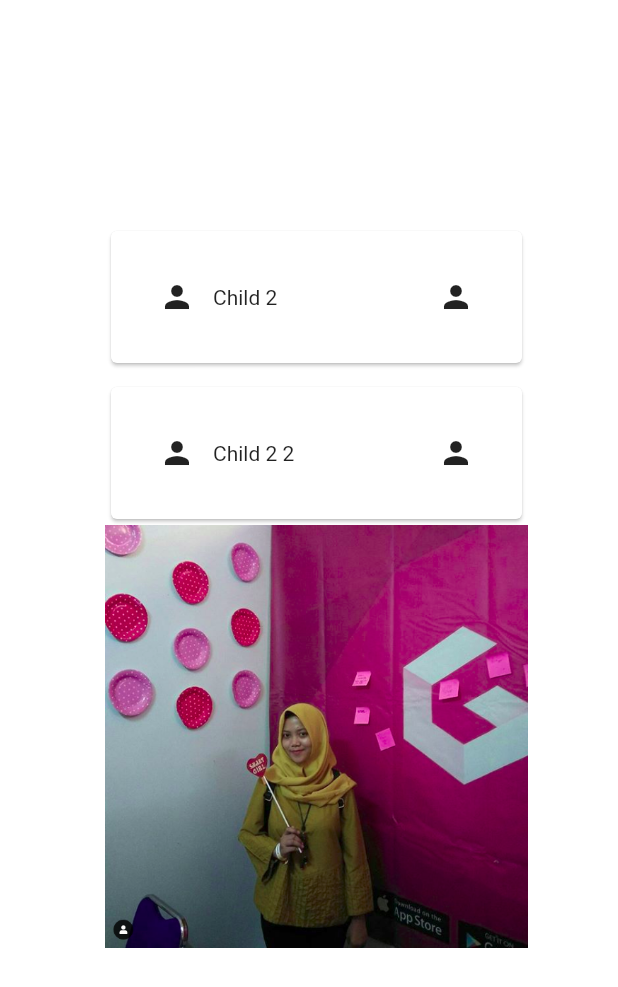
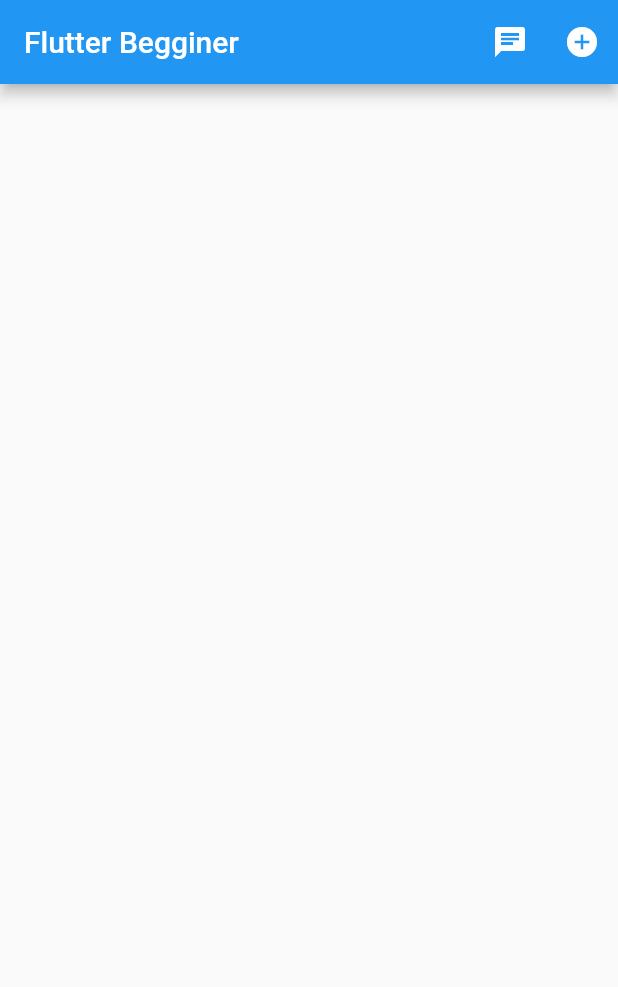
Before and after one commit to Pawid-Priyanto/flutter-basic, a Flutter app: the screen it shows after launch, on a phone screen of 412 x 824 dp. Shown: the top 987 px of the screen. Run offline on Flutter 3.47's test engine with Material 2 defaults, Android fonts, the phone set to English and light mode, and no system bars.

```diff
--- a/lib/main.dart
+++ b/lib/main.dart
@@ -4,7 +4,9 @@ import 'package:flutter/material.dart';
 
 void main() {
   runApp(
-   MyStatefullWidget()
+    MaterialApp(
+      home:  MyStatefullWidget()
+    )
   );
 }
 class MyStatefullWidget extends StatefulWidget {
@@ -18,71 +20,22 @@ class _MyStatefullWidgetState extends State<MyStatefullWidget> {
 
   @override
   Widget build(BuildContext context) {
-    return MaterialApp(
-      home: Padding(
-      padding: EdgeInsets.only(top: 150.0, left: 70.0, right: 60.0),
-      child: Column (
-        mainAxisSize: MainAxisSize.min,
-      children: <Widget>[
-       Card(
-         child: Padding(
-           padding: EdgeInsets.all(20.0),
-         child: Row(
-           textDirection: TextDirection.ltr,
-           children: <Widget>[
-             IconButton(
-               icon: Icon(Icons.person, textDirection: TextDirection.ltr,),
-               onPressed: (){
-                 print("ini icon");
-                }
-               ),
-               Expanded(
-                 child: Text("Child 2", textDirection: TextDirection.ltr,)),
-
-              IconButton(
-               icon: Icon(Icons.person, textDirection: TextDirection.ltr,),
-               onPressed: (){
-                 print("ini icon");
-                }
-               ),
-           ],
-           )
-          )
-       ),
-       Padding(
-         padding: EdgeInsets.only(top: 8.0),
-       child: Card(
-         child: Padding(
-           padding: EdgeInsets.all(20.0),
-         child: Row(
-           textDirection: TextDirection.ltr,
-           children: <Widget>[
-             IconButton(
-               icon: Icon(Icons.person, textDirection: TextDirection.ltr,),
-               onPressed: (){
-                 print("ini icon");
-                }
-               ),
-             Expanded(
-               child: Text("Child 2 2", textDirection: TextDirection.ltr, )),
-
-              IconButton(
-               icon: Icon(Icons.person, textDirection: TextDirection.ltr,),
-               onPressed: (){
-                 print("ini icon");
-                }
-               ),
-           ],
-           )
-          )
-          )
-       ),
-       Image(
-         image: AssetImage("images/hilda.png"),
-         )
-      ],
-     )
-    )
+    return Scaffold(
+      appBar: AppBar(
+        title: Text("Flutter Begginer", textDirection: TextDirection.ltr,),
+        actions: <Widget>[
+          IconButton(
+            icon: Icon(Icons.chat),
+            onPressed: (){
+              print("This is icon");
+            }),
+          IconButton(
+              icon: Icon(Icons.add_circle),
+              onPressed: (){
+                print("This is icon");
+              })
+        ],
+      ),
     );
   }
 }
```
